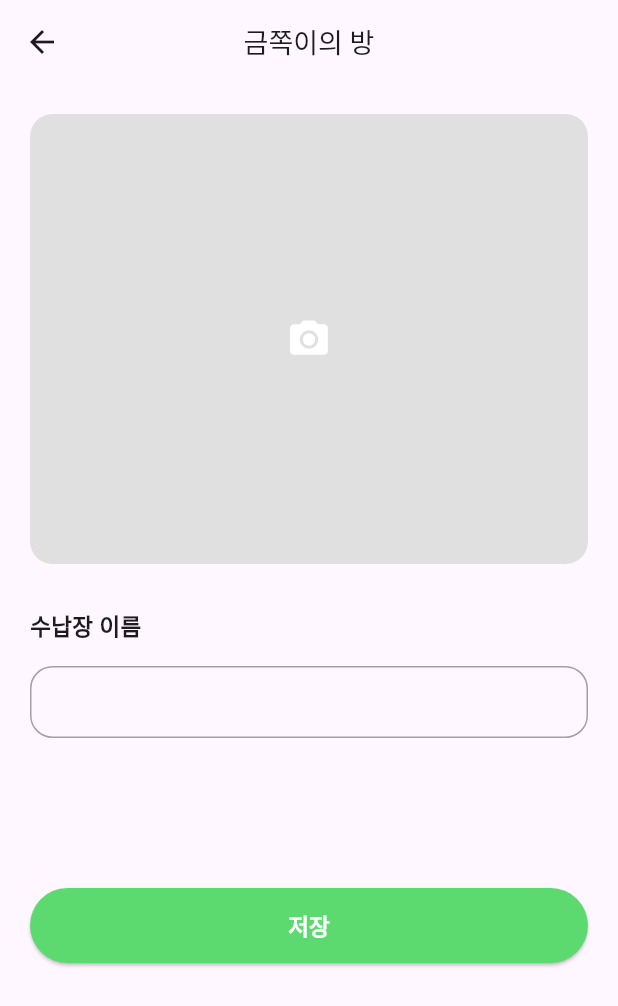
After one commit to YonginUniv-AI-Service-LAB/YIU-AISL-ADizzi-APP, a Flutter app: the AddContainerPage screen opened directly, on a phone screen of 412 x 824 dp. The commit adds this screen. Shown: the top 1006 px of the screen. Run offline on Flutter 3.47's test engine with Material 3 defaults, Android fonts, the phone set to English and light mode, and no system bars.

Commit message:
feat: Container 페이지 ui 구현

```diff
--- a/lib/custom/search_bar.dart
+++ b/lib/custom/search_bar.dart
@@ -80,6 +80,9 @@ class StyledInputBase extends StatelessWidget {
   @override
   Widget build(BuildContext context) {
     return const TextField(
+      style: TextStyle(
+        fontSize: 15.0, // 폰트 크기 조절
+      ),
       decoration: InputDecoration(
         hintText: '검색어를 입력하세요',
         border: InputBorder.none,
--- /dev/null
+++ b/lib/screens/container/add_container.dart
@@ -0,0 +1,85 @@
+import 'package:flutter/material.dart';
+
+import '../../widgets/custom_save_button.dart';
+import '../../widgets/custom_textfield.dart';
+
+
+class AddContainerPage extends StatefulWidget {
+  final Function(String) onAdd;
+
+  AddContainerPage({required this.onAdd});
+
+  @override
+  _AddItemPageState createState() => _AddItemPageState();
+}
+
+class _AddItemPageState extends State<AddContainerPage> {
+  final TextEditingController _controller = TextEditingController();
+
+  @override
+  Widget build(BuildContext context) {
+    return Scaffold(
+      // resizeToAvoidBottomInset: false, // 키보드 올라올 때 앱바 색 유지  //색상은 유지가 되는데 스크롤이 안됨ㅠㅠ
+      appBar: AppBar(
+        title: const Text(
+          '금쪽이의 방',
+          style: TextStyle(fontSize: 18),
+        ),
+        centerTitle: true,
+      ),
+      body: SingleChildScrollView(
+        child: Padding(
+          padding: const EdgeInsets.all(20.0),
+          child: Column(
+            crossAxisAlignment: CrossAxisAlignment.start,
+            children: [
+              // 카메라 박스 틀
+              Container(
+                width: double.infinity,
+                height: 300,
+                decoration: BoxDecoration(
+                  color: Colors.grey[300],
+                  borderRadius: BorderRadius.circular(15),
+                ),
+                child: const Center(
+                  child: Icon(
+                    Icons.camera_alt,
+                    size: 30,
+                    color: Colors.white,
+                  ),
+                ),
+              ),
+              SizedBox(height: 30),
+
+              // 수납장 이름 텍스트
+              const Text(
+                '수납장 이름',
+                style: TextStyle(
+                  fontSize: 15,
+                  fontWeight: FontWeight.bold,
+                ),
+              ),
+              SizedBox(height: 15),
+
+              // 커스텀 텍스트 필드 사용
+              CustomTextField(controller: _controller),
+
+              SizedBox(height: 100),
+
+              // Align으로 버튼 고정
+              Align(
+                alignment: Alignment.bottomCenter,
+                child: CustomSaveButton(
+                  onPressed: () {
+                    widget.onAdd(_controller.text);
+                    Navigator.pop(context);
+                  },
+                ),
+              ),
+            ],
+          ),
+        ),
+      ),
+    );
+  }
+}
--- a/lib/screens/main/room_screen.dart
+++ b/lib/screens/room/room_screen.dart
@@ -72,7 +72,7 @@ class BackgroundContainer extends StatelessWidget {
   Widget build(BuildContext context) {
     return Container(
       height: double.infinity,
-      color: const Color(0xFFF0F0F0), // 배경색 설정
+      color: const Color(0xFFF0F0F0),
       child: child, // 자식 위젯 삽입
     );
   }
--- a/lib/screens/signIn/signIn_screen.dart
+++ b/lib/screens/signIn/signIn_screen.dart
@@ -1,11 +1,9 @@
 
 import 'package:flutter/material.dart';
-import 'package:yiu_aisl_adizzi_app/screens/main/room_screen.dart';
 import '../../widgets/link_label.dart';
-import '../changePwd/change_pwd_screen.dart';
-import '../signUp/signUp_screen.dart';
 import '../../widgets/signIn_button.dart';
 import '../../widgets/signIn_text_input.dart';
+import '../room/room_screen.dart';
 
 class SignIn extends StatelessWidget {
   const SignIn({super.key});
--- a/lib/screens/temp/temp.dart
+++ b/lib/screens/temp/temp.dart
@@ -3,8 +3,7 @@ import 'package:yiu_aisl_adizzi_app/screens/changePwd/change_pwd_screen.dart';
 import 'package:yiu_aisl_adizzi_app/screens/mypage/mypage.dart';
 import 'package:yiu_aisl_adizzi_app/screens/signIn/signIn_screen.dart';
 import 'package:yiu_aisl_adizzi_app/screens/signUp/signUp_screen.dart';
-
-import '../main/room_screen.dart';
+import '../room/room_screen.dart';
 
 
 class TempStartScreen extends StatefulWidget {
@@ -83,7 +82,15 @@ class _TempStartScreenState extends State<TempStartScreen>
                   MaterialPageRoute(builder: (context) => Room()),
                 );
               },
-              child: Text('메인페이지'),
+              child: Text('Room 페이지'),
+            ),ElevatedButton(
+              onPressed: () {
+                Navigator.push(
+                  context,
+                  MaterialPageRoute(builder: (context) => Container()),
+                );
+              },
+              child: Text('Container 페이지'),
             ),
           ],
         ),
--- /dev/null
+++ b/lib/widgets/custom_save_button.dart
@@ -0,0 +1,29 @@
+import 'package:flutter/material.dart';
+
+class CustomSaveButton extends StatelessWidget {
+  final VoidCallback onPressed;
+
+  const CustomSaveButton({
+    Key? key,
+    required this.onPressed,
+  }) : super(key: key);
+
+  @override
+  Widget build(BuildContext context) {
+    return ElevatedButton(
+      onPressed: onPressed,
+      child: Text(
+        '저장',
+        style: TextStyle(
+          fontSize: 15,
+          fontWeight: FontWeight.bold,
+          color: Colors.white,
+        ),
+      ),
+      style: ElevatedButton.styleFrom(
+        backgroundColor: Color(0xFF5DDA6F),
+        minimumSize: Size(double.infinity, 50),
+      ),
+    );
+  }
+}
--- /dev/null
+++ b/lib/widgets/custom_textfield.dart
@@ -0,0 +1,31 @@
+import 'package:flutter/material.dart';
+
+class CustomTextField extends StatelessWidget {
+  final TextEditingController controller;
+
+  CustomTextField({required this.controller});
+
+  @override
+  Widget build(BuildContext context) {
+    return TextField(
+      controller: controller,
+      decoration: InputDecoration(
+        border: OutlineInputBorder(
+          borderRadius: BorderRadius.circular(15.0),
+        ),
+        contentPadding: EdgeInsets.symmetric(vertical: 12.0, horizontal: 16.0), // 세로 길이 조정
+
+        // 테두리 색 변경
+        enabledBorder: OutlineInputBorder(
+          borderSide: BorderSide(color: Color(0x8049454F), width: 1), // 비활성 상태에서 테두리 색
+          borderRadius: BorderRadius.circular(15.0),
+        ),
+        focusedBorder: OutlineInputBorder(
+          borderSide: BorderSide(color: Color(0xFF49454F), width: 1.5), // 포커스 상태에서 테두리 색
+          borderRadius: BorderRadius.circular(15.0),
+        ),
+
+      ),
+    );
+  }
+}
```
Also changed, not shown: lib/screens/container/container_screen.dart (added, +102 -0 lines), lib/widgets/custom_container_add_button.dart (added, +23 -0 lines), lib/widgets/custom_search_bar.dart (added, +37 -0 lines), pubspec.lock.
